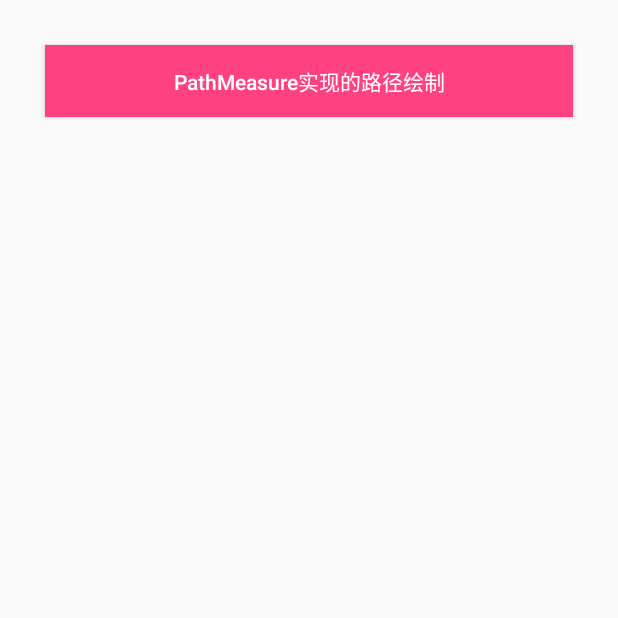
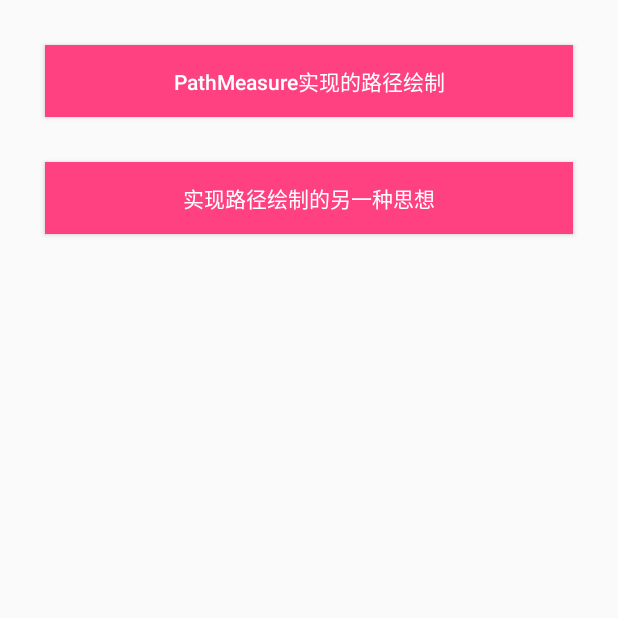
Before and after one commit to Pgrammerybj/AnimationUtils, an Android app: the PathMeasureTest screen opened directly, with no data from a screen before it, on a phone screen of 412 x 824 dp, the top half of it. Run offline under Robolectric (Android 15) with nearby library versions, the phone set to English and light mode, and no system bars.

Commit message:
PathMeasure更简单的实现轨迹动画

```diff
--- a/app/src/main/AndroidManifest.xml
+++ b/app/src/main/AndroidManifest.xml
@@ -26,6 +26,7 @@
         <activity android:name=".bezierdemo.ShoppingCartPathBezier"/>
         <activity android:name=".pathmeasure.PathMeasureTest"/>
         <activity android:name=".pathmeasure.CanvasPathPathMeasure"/>
+        <activity android:name=".pathmeasure.CanvasPathSimple"/>
     </application>
 
 </manifest>
--- a/app/src/main/java/com/angelstar/animation/pathmeasure/PathMeasureTest.java
+++ b/app/src/main/java/com/angelstar/animation/pathmeasure/PathMeasureTest.java
@@ -5,6 +5,7 @@
 package com.angelstar.animation.pathmeasure;
 
 import android.content.Intent;
+import android.graphics.Canvas;
 import android.support.v7.app.AppCompatActivity;
 import android.os.Bundle;
 import android.view.View;
@@ -28,4 +29,8 @@ public class PathMeasureTest extends AppCompatActivity {
         startActivity(new Intent(this,CanvasPathPathMeasure.class));
     }
 
+    public void goCanvasPath(View view) {
+        startActivity(new Intent(this, CanvasPathSimple.class));
+    }
+
 }
--- a/app/src/main/res/layout/activity_pathmeasuretest.xml
+++ b/app/src/main/res/layout/activity_pathmeasuretest.xml
@@ -18,4 +18,18 @@
         android:textSize="@dimen/sp_14"
         />
 
+    <Button
+        android:layout_width="match_parent"
+        android:layout_height="wrap_content"
+        android:layout_marginLeft="@dimen/item_margin_leftright"
+        android:layout_marginRight="@dimen/item_margin_leftright"
+        android:layout_marginTop="@dimen/item_margin_leftright"
+        android:background="@color/colorAccent"
+        android:onClick="goCanvasPath"
+        android:text="@string/btn_path_measure_canvas2_path"
+        android:textAllCaps="false"
+        android:textColor="@color/colorWhite"
+        android:textSize="@dimen/sp_14"
+        />
+
 </LinearLayout>
--- a/app/src/main/res/values/strings.xml
+++ b/app/src/main/res/values/strings.xml
@@ -13,5 +13,6 @@
     <string name="btn_shopping_cart_bezier">Bezier实现的购物车轨迹动画</string>
 
     <string name="btn_path_measure_canvas_path">PathMeasure实现的路径绘制</string>
+    <string name="btn_path_measure_canvas2_path">实现路径绘制的另一种思想</string>
 
 </resources>
```
Also changed, not shown: app/src/main/java/com/angelstar/animation/pathmeasure/CanvasPathSimple.java (added, +24 -0 lines), app/src/main/java/com/angelstar/animation/views/CirclePathSimpleView.java (added, +94 -0 lines), app/src/main/res/layout/activity_canvaspathsimple.xml (added, +21 -0 lines), 1 other file.
